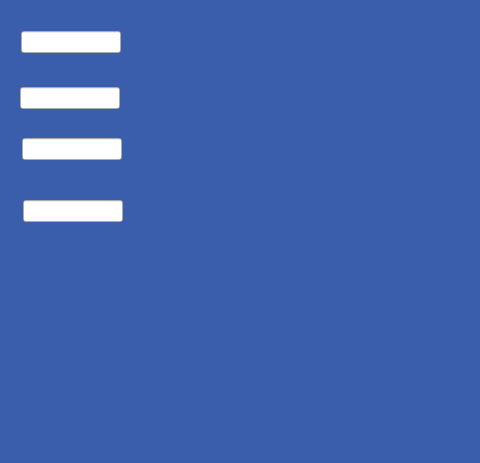
First picture: the form in caQtDM_Tests/json.ui, repository caqtdm/caqtdm, before the edit; both pictures show x 320 to 800 and y 0 to 463 of the 800 by 600 pixel window.
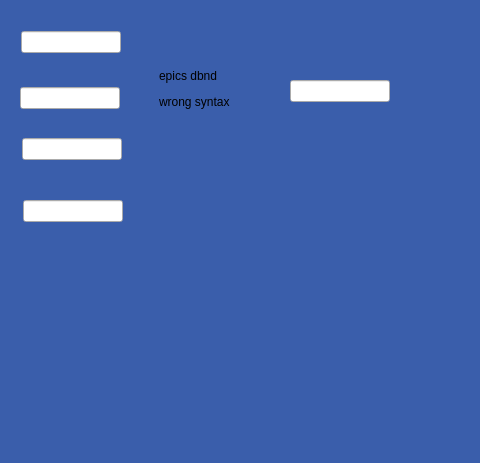
Second picture: the form after the edit. Custom widgets are drawn as their Qt base class.

Commit message: take better care of 3.15 filters

What changed in the file:
```diff
--- a/caQtDM_Tests/json.ui
+++ b/caQtDM_Tests/json.ui
@@ -124,9 +124,9 @@
    <widget class="caThermo" name="cathermo">
     <property name="geometry">
      <rect>
-      <x>582</x>
-      <y>138</y>
-      <width>69</width>
+      <x>570</x>
+      <y>140</y>
+      <width>61</width>
       <height>263</height>
      </rect>
     </property>
@@ -276,6 +276,32 @@
      <bool>true</bool>
     </property>
    </widget>
+   <widget class="caLabel" name="calabel_5">
+    <property name="geometry">
+     <rect>
+      <x>479</x>
+      <y>64</y>
+      <width>108</width>
+      <height>51</height>
+     </rect>
+    </property>
+    <property name="text">
+     <string>&lt;html&gt;&lt;head/&gt;&lt;body&gt;&lt;p&gt;epics dbnd &lt;/p&gt;&lt;p&gt;wrong syntax&lt;/p&gt;&lt;/body&gt;&lt;/html&gt;</string>
+    </property>
+   </widget>
+   <widget class="caTextEntry" name="catextentry_8">
+    <property name="geometry">
+     <rect>
+      <x>610</x>
+      <y>80</y>
+      <width>100</width>
+      <height>22</height>
+     </rect>
+    </property>
+    <property name="channel" stdset="0">
+     <string notr="true">ACM:TEST:AO.{&quot;dbnd&quot;:{&quot;abs&quot;:1.5}</string>
+    </property>
+   </widget>
   </widget>
   <widget class="QMenuBar" name="menubar">
    <property name="geometry">
```
Left out of the diff: 22 changed lines with no effect on the pictures. The commit also changes 2 other files.
